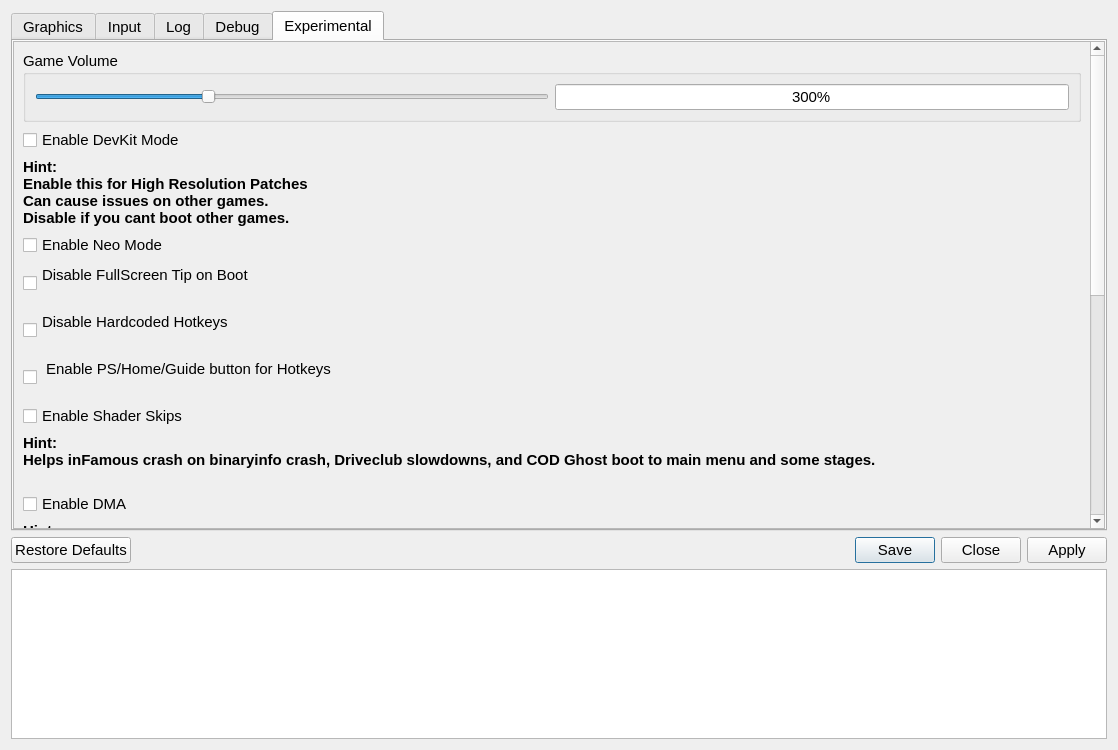
diegolix29/shadPS4, file src/qt_gui/game_specific_dialog.ui: the form before one commit.
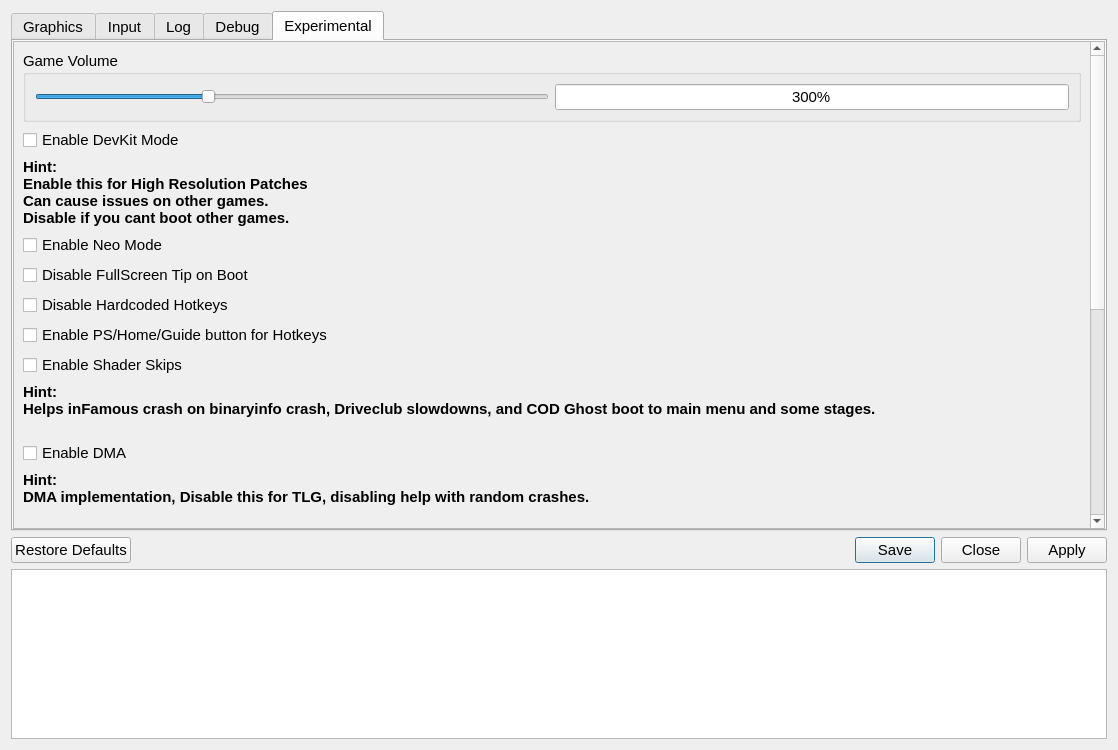
The form after the commit. The open tabs and pages were chosen to show the change. Icons and pictures are not drawn.

Commit message: Checkboxes Alignment over experimental tab.

What changed in the file:
```diff
--- a/src/qt_gui/game_specific_dialog.ui
+++ b/src/qt_gui/game_specific_dialog.ui
@@ -1395,24 +1395,21 @@
         <item>
          <widget class="QCheckBox" name="screenTipBox">
           <property name="text">
-           <string>Disable FullScreen Tip on Boot
-		   </string>
+					   <string>Disable FullScreen Tip on Boot</string>
           </property>
          </widget>
         </item>
         <item>
          <widget class="QCheckBox" name="HotkeysCheckBox">
           <property name="text">
-           <string>Disable Hardcoded Hotkeys
-		   </string>
+					   <string>Disable Hardcoded Hotkeys</string>
           </property>
          </widget>
         </item>
         <item>
          <widget class="QCheckBox" name="HomeHotkeysCheckBox">
           <property name="text">
-           <string> Enable PS/Home/Guide button for Hotkeys
-		   </string>
+					   <string>Enable PS/Home/Guide button for Hotkeys</string>
           </property>
          </widget>
         </item>
```
Left out of the diff: 3 changed lines with no effect on the pictures. Lines whose indentation alone changed are shown as unchanged.
